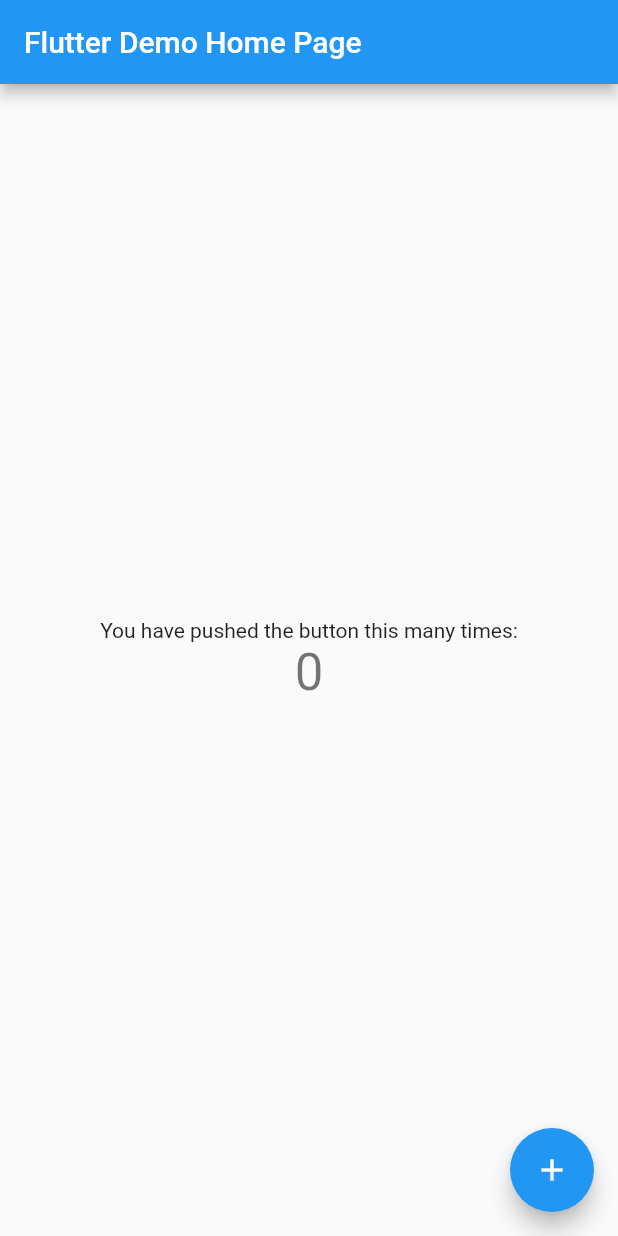
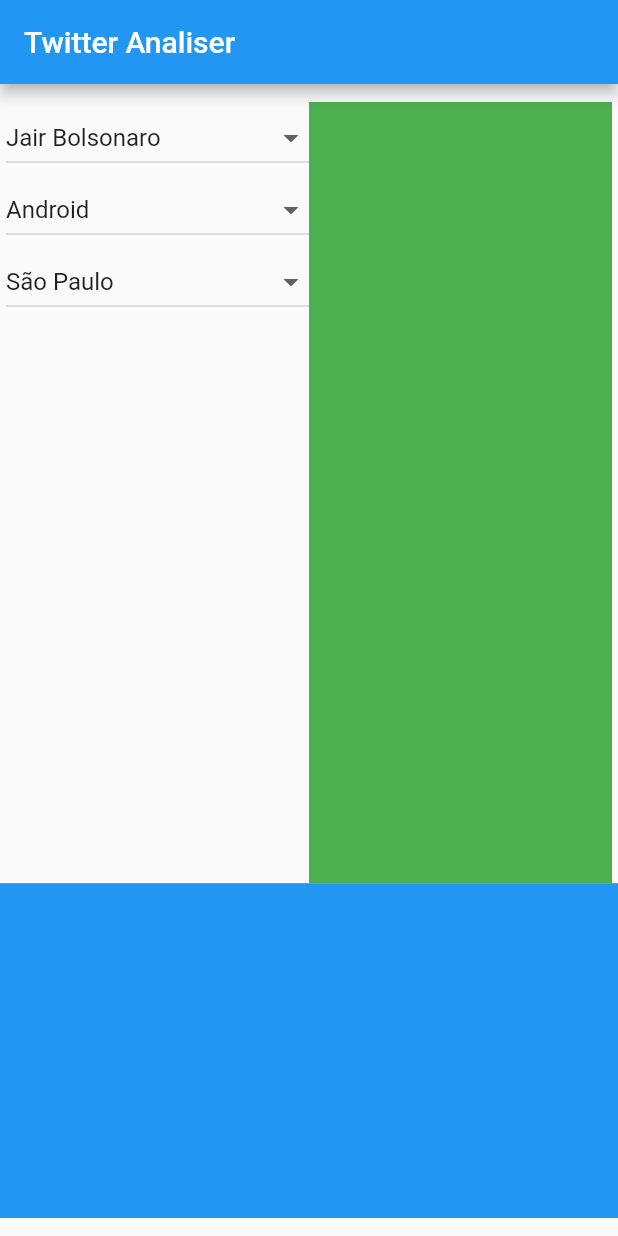
Before and after one commit to PabloProta/TwitterAnaliserApp, a Flutter app: the screen it shows after launch, on a phone screen of 412 x 824 dp. Run offline on Flutter 3.47's test engine with Material 2 defaults, Android fonts, the light colour scheme and no system bars.

Commit message:
Foi criado a sessão de opções.

```diff
--- a/lib/main.dart
+++ b/lib/main.dart
@@ -1,115 +1,55 @@
 import 'package:flutter/material.dart';
+import 'package:twitter_analiser_app/presentation/widgets/hate_section.dart';
+import 'package:twitter_analiser_app/presentation/option_section/options_section.dart';
+import 'package:twitter_analiser_app/presentation/widgets/twitter_section.dart';
 
 void main() {
-  runApp(const MyApp());
+  runApp(const AppContainre());
 }
 
-class MyApp extends StatelessWidget {
-  const MyApp({super.key});
+class AppContainre extends StatelessWidget {
+  const AppContainre({super.key});
 
   // This widget is the root of your application.
   @override
   Widget build(BuildContext context) {
     return MaterialApp(
       title: 'Flutter Demo',
-      theme: ThemeData(
-        // This is the theme of your application.
-        //
-        // Try running your application with "flutter run". You'll see the
-        // application has a blue toolbar. Then, without quitting the app, try
-        // changing the primarySwatch below to Colors.green and then invoke
-        // "hot reload" (press "r" in the console where you ran "flutter run",
-        // or simply save your changes to "hot reload" in a Flutter IDE).
-        // Notice that the counter didn't reset back to zero; the application
-        // is not restarted.
-        primarySwatch: Colors.blue,
+      debugShowCheckedModeBanner: true,
+      home: Scaffold(
+        appBar: AppBar(
+          title: const Text("Twitter Analiser"),
+        ),
+        body: Padding(
+          padding: const EdgeInsets.symmetric(vertical: 12),
+          child: Column(
+            crossAxisAlignment: CrossAxisAlignment.stretch,
+            children: [
+              Expanded(
+                flex: 70,
+                child: Padding(
+                  padding: const EdgeInsets.symmetric(horizontal: 4),
+                  child: Row(
+                    crossAxisAlignment: CrossAxisAlignment.stretch,
+                    children: const [
+                      Expanded(
+                        child: OptionsSectionWidget(),
+                      ),
+                      Expanded(
+                        child: HateSectionWidget(),
+                      )
+                    ],
+                  ),
+                ),
+              ),
+              const Expanded(
+                flex: 30,
+                child: TwitterSectionWidget(),
+              )
+            ],
+          ),
+        ),
       ),
-      home: const MyHomePage(title: 'Flutter Demo Home Page'),
     );
   }
 }
-
-class MyHomePage extends StatefulWidget {
-  const MyHomePage({super.key, required this.title});
-
-  // This widget is the home page of your application. It is stateful, meaning
-  // that it has a State object (defined below) that contains fields that affect
-  // how it looks.
-
-  // This class is the configuration for the state. It holds the values (in this
-  // case the title) provided by the parent (in this case the App widget) and
-  // used by the build method of the State. Fields in a Widget subclass are
-  // always marked "final".
-
-  final String title;
-
-  @override
-  State<MyHomePage> createState() => _MyHomePageState();
-}
-
-class _MyHomePageState extends State<MyHomePage> {
-  int _counter = 0;
-
-  void _incrementCounter() {
-    setState(() {
-      // This call to setState tells the Flutter framework that something has
-      // changed in this State, which causes it to rerun the build method below
-      // so that the display can reflect the updated values. If we changed
-      // _counter without calling setState(), then the build method would not be
-      // called again, and so nothing would appear to happen.
-      _counter++;
-    });
-  }
-
-  @override
-  Widget build(BuildContext context) {
-    // This method is rerun every time setState is called, for instance as done
-    // by the _incrementCounter method above.
-    //
-    // The Flutter framework has been optimized to make rerunning build methods
-    // fast, so that you can just rebuild anything that needs updating rather
-    // than having to individually change instances of widgets.
-    return Scaffold(
-      appBar: AppBar(
-        // Here we take the value from the MyHomePage object that was created by
-        // the App.build method, and use it to set our appbar title.
-        title: Text(widget.title),
-      ),
-      body: Center(
-        // Center is a layout widget. It takes a single child and positions it
-        // in the middle of the parent.
-        child: Column(
-          // Column is also a layout widget. It takes a list of children and
-          // arranges them vertically. By default, it sizes itself to fit its
-          // children horizontally, and tries to be as tall as its parent.
-          //
-          // Invoke "debug painting" (press "p" in the console, choose the
-          // "Toggle Debug Paint" action from the Flutter Inspector in Android
-          // Studio, or the "Toggle Debug Paint" command in Visual Studio Code)
-          // to see the wireframe for each widget.
-          //
-          // Column has various properties to control how it sizes itself and
-          // how it positions its children. Here we use mainAxisAlignment to
-          // center the children vertically; the main axis here is the vertical
-          // axis because Columns are vertical (the cross axis would be
-          // horizontal).
-          mainAxisAlignment: MainAxisAlignment.center,
-          children: <Widget>[
-            const Text(
-              'You have pushed the button this many times:',
-            ),
-            Text(
-              '$_counter',
-              style: Theme.of(context).textTheme.headline4,
-            ),
-          ],
-        ),
-      ),
-      floatingActionButton: FloatingActionButton(
-        onPressed: _incrementCounter,
-        tooltip: 'Increment',
-        child: const Icon(Icons.add),
-      ), // This trailing comma makes auto-formatting nicer for build methods.
-    );
-  }
-}
--- /dev/null
+++ b/lib/presentation/option_section/options_section.dart
@@ -0,0 +1,19 @@
+import 'package:flutter/material.dart';
+import 'package:twitter_analiser_app/presentation/option_section/widgets/candidate_section_widget.dart';
+import 'package:twitter_analiser_app/presentation/option_section/widgets/plataforms_section_widget.dart';
+import 'package:twitter_analiser_app/presentation/option_section/widgets/regions_section_widget.dart';
+
+class OptionsSectionWidget extends StatelessWidget {
+  const OptionsSectionWidget({super.key});
+
+  @override
+  Widget build(BuildContext context) {
+    return Column(
+      children: const [
+        CandidateSectionWidget(),
+        PlataformsSectionWidget(),
+        RegionsSectionWidget()
+      ],
+    );
+  }
+}
--- /dev/null
+++ b/lib/presentation/option_section/widgets/candidate_section_widget.dart
@@ -0,0 +1,19 @@
+import 'package:flutter/material.dart';
+
+class CandidateSectionWidget extends StatelessWidget {
+  const CandidateSectionWidget({super.key});
+
+  @override
+  Widget build(BuildContext context) {
+    return DropdownButton(
+      isExpanded: true,
+      value: "bolsonaro",
+      items: const [
+        DropdownMenuItem(value: "bolsonaro", child: Text("Jair Bolsonaro")),
+        DropdownMenuItem(value: "lula", child: Text("Lula")),
+        DropdownMenuItem(value: "cirogomes", child: Text("Ciro Gomes")),
+      ],
+      onChanged: ((value) {}),
+    );
+  }
+}
--- /dev/null
+++ b/lib/presentation/option_section/widgets/plataforms_section_widget.dart
@@ -0,0 +1,19 @@
+import 'package:flutter/material.dart';
+
+class PlataformsSectionWidget extends StatelessWidget {
+  const PlataformsSectionWidget({super.key});
+
+  @override
+  Widget build(BuildContext context) {
+    return DropdownButton(
+      isExpanded: true,
+      value: "android",
+      items: const [
+        DropdownMenuItem(value: "android", child: Text("Android")),
+        DropdownMenuItem(value: "ios", child: Text("Ios")),
+        DropdownMenuItem(value: "web", child: Text("Internet")),
+      ],
+      onChanged: ((value) {}),
+    );
+  }
+}
--- /dev/null
+++ b/lib/presentation/option_section/widgets/regions_section_widget.dart
@@ -0,0 +1,19 @@
+import 'package:flutter/material.dart';
+
+class RegionsSectionWidget extends StatelessWidget {
+  const RegionsSectionWidget({super.key});
+
+  @override
+  Widget build(BuildContext context) {
+    return DropdownButton(
+      isExpanded: true,
+      value: "sp",
+      items: const [
+        DropdownMenuItem(value: "sp", child: Text("São Paulo")),
+        DropdownMenuItem(value: "rj", child: Text("Rio de Janeiro")),
+        DropdownMenuItem(value: "ba", child: Text("Bahia")),
+      ],
+      onChanged: ((value) {}),
+    );
+  }
+}
--- /dev/null
+++ b/lib/presentation/widgets/hate_section.dart
@@ -0,0 +1,12 @@
+import 'package:flutter/material.dart';
+
+class HateSectionWidget extends StatelessWidget {
+  const HateSectionWidget({super.key});
+
+  @override
+  Widget build(BuildContext context) {
+    return Container(
+      color: Colors.green,
+    );
+  }
+}
--- /dev/null
+++ b/lib/presentation/widgets/twitter_section.dart
@@ -0,0 +1,12 @@
+import 'package:flutter/material.dart';
+
+class TwitterSectionWidget extends StatelessWidget {
+  const TwitterSectionWidget({super.key});
+
+  @override
+  Widget build(BuildContext context) {
+    return Container(
+      color: Colors.blue,
+    );
+  }
+}
```
Also changed, not shown: 2 other files.
